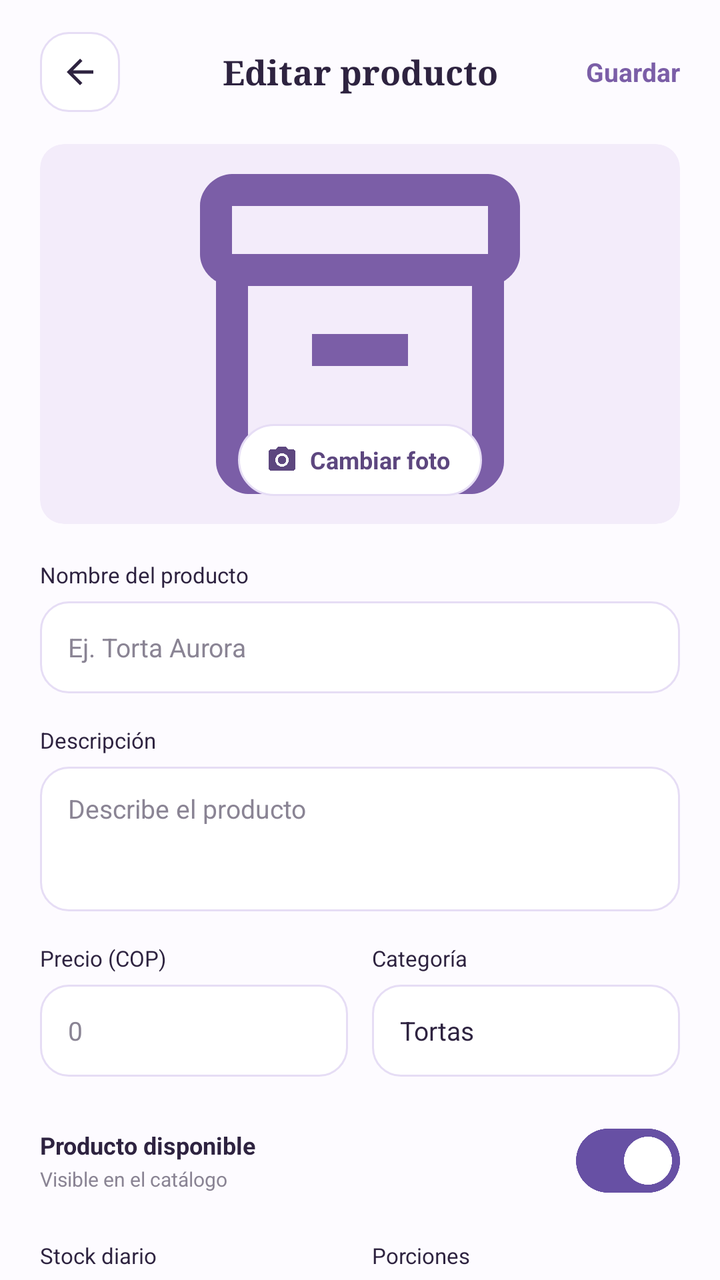
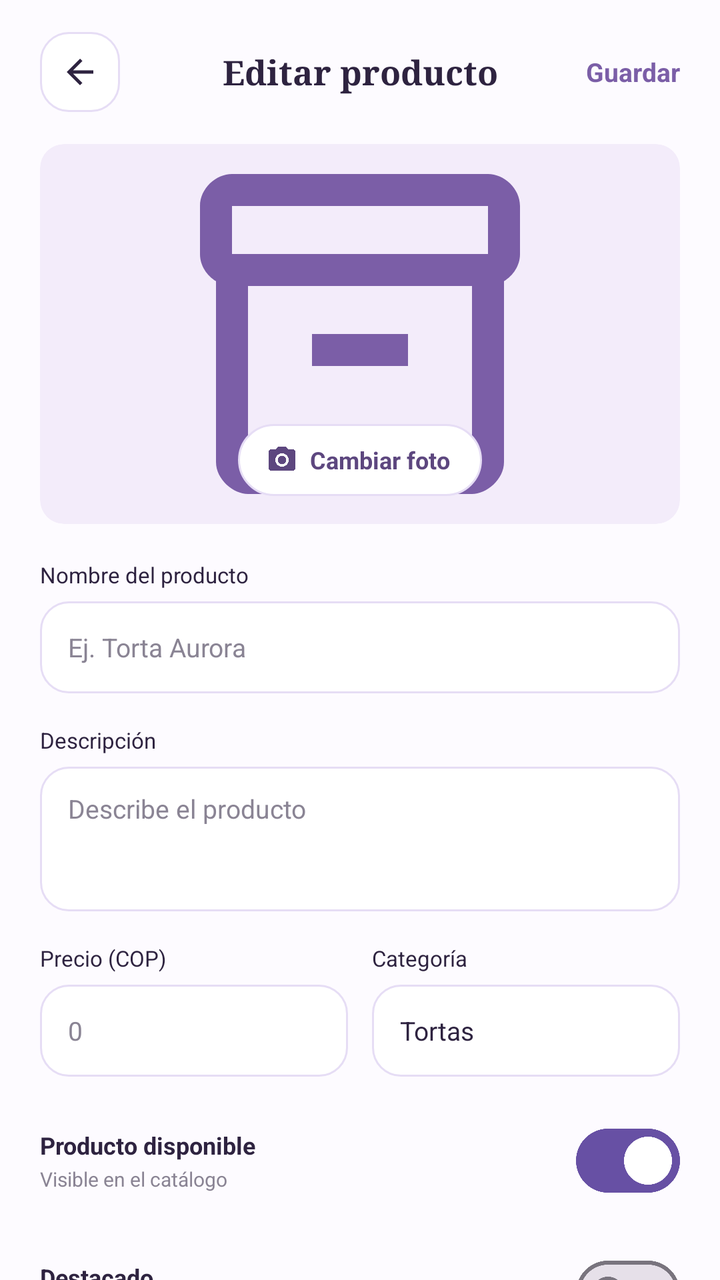

An Android layout rendered at two revisions. The XML below is the earlier revision; the diff shows what the commit changed to produce the second picture.
<!-- AndroidManifest.xml: application theme Theme.SasoBakeryApp -->
<!-- res/layout/activity_producto_formulario.xml -->
<?xml version="1.0" encoding="utf-8"?>
<androidx.constraintlayout.widget.ConstraintLayout
    xmlns:android="http://schemas.android.com/apk/res/android"
    xmlns:app="http://schemas.android.com/apk/res-auto"
    android:id="@+id/main"
    android:layout_width="match_parent"
    android:layout_height="match_parent"
    android:background="#FDFBFF">

    <FrameLayout
        android:id="@+id/btnVolver"
        android:layout_width="40dp"
        android:layout_height="40dp"
        android:layout_marginStart="20dp"
        android:layout_marginTop="16dp"
        android:background="@drawable/bg_users_input"
        android:clickable="true"
        android:focusable="true"
        app:layout_constraintStart_toStartOf="parent"
        app:layout_constraintTop_toTopOf="parent">

        <ImageView
            android:layout_width="20dp"
            android:layout_height="20dp"
            android:layout_gravity="center"
            android:contentDescription="Volver"
            android:src="@drawable/ic_arrow_back"
            android:tint="#2E2340" />
    </FrameLayout>

    <TextView
        android:id="@+id/tvTitulo"
        android:layout_width="wrap_content"
        android:layout_height="wrap_content"
        android:fontFamily="serif"
        android:text="Editar producto"
        android:textColor="#2E2340"
        android:textSize="17sp"
        android:textStyle="bold"
        app:layout_constraintBottom_toBottomOf="@id/btnVolver"
        app:layout_constraintEnd_toEndOf="parent"
        app:layout_constraintStart_toStartOf="parent"
        app:layout_constraintTop_toTopOf="@id/btnVolver" />

    <TextView
        android:id="@+id/btnGuardarTop"
        android:layout_width="wrap_content"
        android:layout_height="40dp"
        android:layout_marginEnd="20dp"
        android:background="?attr/selectableItemBackground"
        android:clickable="true"
        android:focusable="true"
        android:gravity="center"
        android:text="Guardar"
        android:textColor="#7B5EA7"
        android:textSize="13sp"
        android:textStyle="bold"
        app:layout_constraintBottom_toBottomOf="@id/btnVolver"
        app:layout_constraintEnd_toEndOf="parent"
        app:layout_constraintTop_toTopOf="@id/btnVolver" />

    <ScrollView
        android:id="@+id/scrollFormulario"
        android:layout_width="0dp"
        android:layout_height="0dp"
        android:layout_marginTop="12dp"
        android:fillViewport="true"
        android:overScrollMode="never"
        android:scrollbars="none"
        app:layout_constraintBottom_toBottomOf="parent"
        app:layout_constraintEnd_toEndOf="parent"
        app:layout_constraintStart_toStartOf="parent"
        app:layout_constraintTop_toBottomOf="@id/btnVolver">

        <LinearLayout
            android:layout_width="match_parent"
            android:layout_height="wrap_content"
            android:orientation="vertical"
            android:paddingStart="20dp"
            android:paddingTop="4dp"
            android:paddingEnd="20dp"
            android:paddingBottom="28dp">

            <FrameLayout
                android:layout_width="match_parent"
                android:layout_height="190dp"
                android:background="@drawable/bg_catalogo_thumb"
                android:clipToOutline="true">

                <ImageView
                    android:id="@+id/ivFoto"
                    android:layout_width="match_parent"
                    android:layout_height="match_parent"
                    android:contentDescription="Foto del producto"
                    android:padding="64dp"
                    android:scaleType="centerCrop"
                    android:src="@drawable/ic_box"
                    android:tint="#7B5EA7" />

                <LinearLayout
                    android:id="@+id/btnCambiarFoto"
                    android:layout_width="wrap_content"
                    android:layout_height="36dp"
                    android:layout_gravity="center_horizontal|bottom"
                    android:layout_marginBottom="14dp"
                    android:background="@drawable/bg_users_chip"
                    android:clickable="true"
                    android:focusable="true"
                    android:gravity="center_vertical"
                    android:orientation="horizontal"
                    android:paddingStart="14dp"
                    android:paddingEnd="16dp">

                    <ImageView
                        android:layout_width="16dp"
                        android:layout_height="16dp"
                        android:contentDescription="@null"
                        android:src="@drawable/ic_camera"
                        android:tint="#5D477F" />

                    <TextView
                        android:layout_width="wrap_content"
                        android:layout_height="wrap_content"
                        android:layout_marginStart="6dp"
                        android:text="Cambiar foto"
                        android:textColor="#5D477F"
                        android:textSize="12sp"
                        android:textStyle="bold" />
                </LinearLayout>
            </FrameLayout>

            <TextView
                android:layout_width="wrap_content"
                android:layout_height="wrap_content"
                android:layout_marginTop="18dp"
                android:text="Nombre del producto"
                android:textColor="#2E2340"
                android:textSize="11sp" />

            <EditText
                android:id="@+id/etNombre"
                android:layout_width="match_parent"
                android:layout_height="46dp"
                android:layout_marginTop="6dp"
                android:background="@drawable/bg_users_input"
                android:hint="Ej. Torta Aurora"
                android:importantForAutofill="no"
                android:inputType="textCapSentences"
                android:maxLines="1"
                android:paddingStart="14dp"
                android:paddingEnd="14dp"
                android:textColor="#2E2340"
                android:textColorHint="#8A8494"
                android:textSize="13sp" />

            <TextView
                android:layout_width="wrap_content"
                android:layout_height="wrap_content"
                android:layout_marginTop="16dp"
                android:text="Descripción"
                android:textColor="#2E2340"
                android:textSize="11sp" />

            <EditText
                android:id="@+id/etDescripcion"
                android:layout_width="match_parent"
                android:layout_height="wrap_content"
                android:layout_marginTop="6dp"
                android:background="@drawable/bg_users_input"
                android:gravity="top|start"
                android:hint="Describe el producto"
                android:importantForAutofill="no"
                android:inputType="textMultiLine|textCapSentences"
                android:minLines="3"
                android:paddingStart="14dp"
                android:paddingTop="12dp"
                android:paddingEnd="14dp"
                android:paddingBottom="12dp"
                android:textColor="#2E2340"
                android:textColorHint="#8A8494"
                android:textSize="13sp" />

            <LinearLayout
                android:layout_width="match_parent"
                android:layout_height="wrap_content"
                android:layout_marginTop="16dp"
                android:orientation="horizontal">

                <LinearLayout
                    android:layout_width="0dp"
                    android:layout_height="wrap_content"
                    android:layout_weight="1"
                    android:orientation="vertical">

                    <TextView
                        android:layout_width="wrap_content"
                        android:layout_height="wrap_content"
                        android:text="Precio (COP)"
                        android:textColor="#2E2340"
                        android:textSize="11sp" />

                    <EditText
                        android:id="@+id/etPrecio"
                        android:layout_width="match_parent"
                        android:layout_height="46dp"
                        android:layout_marginTop="6dp"
                        android:background="@drawable/bg_users_input"
                        android:hint="0"
                        android:importantForAutofill="no"
                        android:inputType="number"
                        android:maxLength="9"
                        android:maxLines="1"
                        android:paddingStart="14dp"
                        android:paddingEnd="14dp"
                        android:textColor="#2E2340"
                        android:textColorHint="#8A8494"
                        android:textSize="13sp" />
                </LinearLayout>

                <LinearLayout
                    android:layout_width="0dp"
                    android:layout_height="wrap_content"
                    android:layout_marginStart="12dp"
                    android:layout_weight="1"
                    android:orientation="vertical">

                    <TextView
                        android:layout_width="wrap_content"
                        android:layout_height="wrap_content"
                        android:text="Categoría"
                        android:textColor="#2E2340"
                        android:textSize="11sp" />

                    <TextView
                        android:id="@+id/tvCategoria"
                        android:layout_width="match_parent"
                        android:layout_height="46dp"
                        android:layout_marginTop="6dp"
                        android:background="@drawable/bg_users_input"
                        android:clickable="true"
                        android:focusable="true"
                        android:gravity="center_vertical"
                        android:maxLines="1"
                        android:paddingStart="14dp"
                        android:paddingEnd="14dp"
                        android:text="Tortas"
                        android:textColor="#2E2340"
                        android:textSize="13sp" />
                </LinearLayout>
            </LinearLayout>

            <LinearLayout
                android:layout_width="match_parent"
                android:layout_height="wrap_content"
                android:layout_marginTop="18dp"
                android:gravity="center_vertical"
                android:orientation="horizontal">

                <LinearLayout
                    android:layout_width="0dp"
                    android:layout_height="wrap_content"
                    android:layout_weight="1"
                    android:orientation="vertical">

                    <TextView
                        android:layout_width="wrap_content"
                        android:layout_height="wrap_content"
                        android:text="Producto disponible"
                        android:textColor="#2E2340"
                        android:textSize="12sp"
                        android:textStyle="bold" />

                    <TextView
                        android:layout_width="wrap_content"
                        android:layout_height="wrap_content"
                        android:layout_marginTop="2dp"
                        android:text="Visible en el catálogo"
                        android:textColor="#8A8494"
                        android:textSize="10sp" />
                </LinearLayout>

                <com.google.android.material.materialswitch.MaterialSwitch
                    android:id="@+id/switchDisponible"
                    android:layout_width="wrap_content"
                    android:layout_height="wrap_content"
                    android:checked="true" />
            </LinearLayout>

            <LinearLayout
                android:layout_width="match_parent"
                android:layout_height="wrap_content"
                android:layout_marginTop="16dp"
                android:orientation="horizontal">

                <LinearLayout
                    android:layout_width="0dp"
                    android:layout_height="wrap_content"
                    android:layout_weight="1"
                    android:orientation="vertical">

                    <TextView
                        android:layout_width="wrap_content"
                        android:layout_height="wrap_content"
                        android:text="Stock diario"
                        android:textColor="#2E2340"
                        android:textSize="11sp" />

                    <EditText
                        android:id="@+id/etStock"
                        android:layout_width="match_parent"
                        android:layout_height="46dp"
                        android:layout_marginTop="6dp"
                        android:background="@drawable/bg_users_input"
                        android:hint="0"
                        android:importantForAutofill="no"
                        android:inputType="number"
                        android:maxLength="4"
                        android:maxLines="1"
                        android:paddingStart="14dp"
                        android:paddingEnd="14dp"
                        android:textColor="#2E2340"
                        android:textColorHint="#8A8494"
                        android:textSize="13sp" />
                </LinearLayout>

                <LinearLayout
                    android:layout_width="0dp"
                    android:layout_height="wrap_content"
                    android:layout_marginStart="12dp"
                    android:layout_weight="1"
                    android:orientation="vertical">

                    <TextView
                        android:layout_width="wrap_content"
                        android:layout_height="wrap_content"
                        android:text="Porciones"
                        android:textColor="#2E2340"
                        android:textSize="11sp" />

                    <TextView
                        android:id="@+id/tvPorciones"
                        android:layout_width="match_parent"
                        android:layout_height="46dp"
                        android:layout_marginTop="6dp"
                        android:background="@drawable/bg_users_input"
                        android:clickable="true"
                        android:focusable="true"
                        android:gravity="center_vertical"
                        android:maxLines="1"
                        android:paddingStart="14dp"
                        android:paddingEnd="14dp"
                        android:text="10 porciones"
                        android:textColor="#2E2340"
                        android:textSize="13sp" />
                </LinearLayout>
            </LinearLayout>

            <TextView
                android:id="@+id/btnGuardar"
                android:layout_width="match_parent"
                android:layout_height="50dp"
                android:layout_marginTop="26dp"
                android:background="@drawable/bg_users_button"
                android:clickable="true"
                android:focusable="true"
                android:gravity="center"
                android:text="Guardar cambios"
                android:textColor="#FFFFFF"
                android:textSize="14sp"
                android:textStyle="bold" />
        </LinearLayout>
    </ScrollView>
</androidx.constraintlayout.widget.ConstraintLayout>
<!-- resources referenced by this layout -->
<resources>
  <!-- drawable bg_catalogo_thumb (drawable) -->
  <?xml version="1.0" encoding="utf-8"?>
  <shape xmlns:android="http://schemas.android.com/apk/res/android" android:shape="rectangle">
      <solid android:color="#F3ECFA" />
      <corners android:radius="12dp" />
  </shape>
  <!-- drawable bg_users_button (drawable) -->
  <?xml version="1.0" encoding="utf-8"?>
  <shape xmlns:android="http://schemas.android.com/apk/res/android" android:shape="rectangle">
      <solid android:color="#7B5EA7" />
      <corners android:radius="12dp" />
  </shape>
  <!-- drawable bg_users_chip (drawable) -->
  <?xml version="1.0" encoding="utf-8"?>
  <shape xmlns:android="http://schemas.android.com/apk/res/android" android:shape="rectangle">
      <solid android:color="#FFFFFF" />
      <stroke android:width="1dp" android:color="#E6DDF5" />
      <corners android:radius="50dp" />
  </shape>
  <!-- drawable bg_users_input (drawable) -->
  <?xml version="1.0" encoding="utf-8"?>
  <shape xmlns:android="http://schemas.android.com/apk/res/android" android:shape="rectangle">
      <solid android:color="#FFFFFF" />
      <stroke android:width="1dp" android:color="#E6DDF5" />
      <corners android:radius="14dp" />
  </shape>
  <!-- drawable ic_arrow_back (drawable) -->
  <?xml version="1.0" encoding="utf-8"?>
  <vector xmlns:android="http://schemas.android.com/apk/res/android"
      android:width="24dp"
      android:height="24dp"
      android:viewportWidth="24"
      android:viewportHeight="24">
      <path
          android:fillColor="#FF000000"
          android:pathData="M20,11H7.83l5.59,-5.59L12,4l-8,8 8,8 1.41,-1.41L7.83,13H20v-2z" />
  </vector>
  <!-- drawable ic_box (drawable) -->
  <?xml version="1.0" encoding="utf-8"?>
  <vector xmlns:android="http://schemas.android.com/apk/res/android"
      android:width="24dp" android:height="24dp"
      android:viewportWidth="24" android:viewportHeight="24">
      <path android:fillColor="#FF000000"
          android:pathData="M20,2H4C3,2 2,2.9 2,4v3.01C2,7.73 2.43,8.35 3,8.7V20c0,1.1 1.1,2 2,2h14c0.9,0 2,-0.9 2,-2V8.7c0.57,-0.35 1,-0.97 1,-1.69V4C22,2.9 21,2 20,2zM19,20H5V9h14V20zM20,7H4V4h16V7zM9,12h6v2H9z" />
  </vector>
  <!-- drawable ic_camera (drawable) -->
  <?xml version="1.0" encoding="utf-8"?>
  <vector xmlns:android="http://schemas.android.com/apk/res/android"
      android:width="24dp"
      android:height="24dp"
      android:viewportWidth="24"
      android:viewportHeight="24">
      <path
          android:fillColor="#FF000000"
          android:pathData="M12,12m-3.2,0a3.2,3.2 0,1 1,6.4 0a3.2,3.2 0,1 1,-6.4 0" />
      <path
          android:fillColor="#FF000000"
          android:pathData="M9,2L7.17,4H4c-1.1,0 -2,0.9 -2,2v12c0,1.1 0.9,2 2,2h16c1.1,0 2,-0.9 2,-2V6c0,-1.1 -0.9,-2 -2,-2h-3.17L15,2H9zm3,15c-2.76,0 -5,-2.24 -5,-5s2.24,-5 5,-5 5,2.24 5,5 -2.24,5 -5,5z" />
  </vector>
  <style name="Theme.SasoBakeryApp" parent="Base.Theme.SasoBakeryApp" />
  <style name="Base.Theme.SasoBakeryApp" parent="Theme.Material3.DayNight.NoActionBar">
          
          
      </style>
</resources>

<!-- the commit's change to res/layout/activity_producto_formulario.xml (unified diff, before → after) -->
@@ -286,6 +286,44 @@
                     android:checked="true" />
             </LinearLayout>
 
+            
+            <LinearLayout
+                android:layout_width="match_parent"
+                android:layout_height="wrap_content"
+                android:layout_marginTop="18dp"
+                android:gravity="center_vertical"
+                android:orientation="horizontal">
+
+                <LinearLayout
+                    android:layout_width="0dp"
+                    android:layout_height="wrap_content"
+                    android:layout_weight="1"
+                    android:orientation="vertical">
+
+                    <TextView
+                        android:layout_width="wrap_content"
+                        android:layout_height="wrap_content"
+                        android:text="Destacado"
+                        android:textColor="#2E2340"
+                        android:textSize="12sp"
+                        android:textStyle="bold" />
+
+                    <TextView
+                        android:layout_width="wrap_content"
+                        android:layout_height="wrap_content"
+                        android:layout_marginTop="2dp"
+                        android:text="Aparece en Favoritos de Saso"
+                        android:textColor="#8A8494"
+                        android:textSize="10sp" />
+                </LinearLayout>
+
+                <com.google.android.material.materialswitch.MaterialSwitch
+                    android:id="@+id/switchDestacado"
+                    android:layout_width="wrap_content"
+                    android:layout_height="wrap_content"
+                    android:checked="false" />
+            </LinearLayout>
+
             <LinearLayout
                 android:layout_width="match_parent"
                 android:layout_height="wrap_content"
